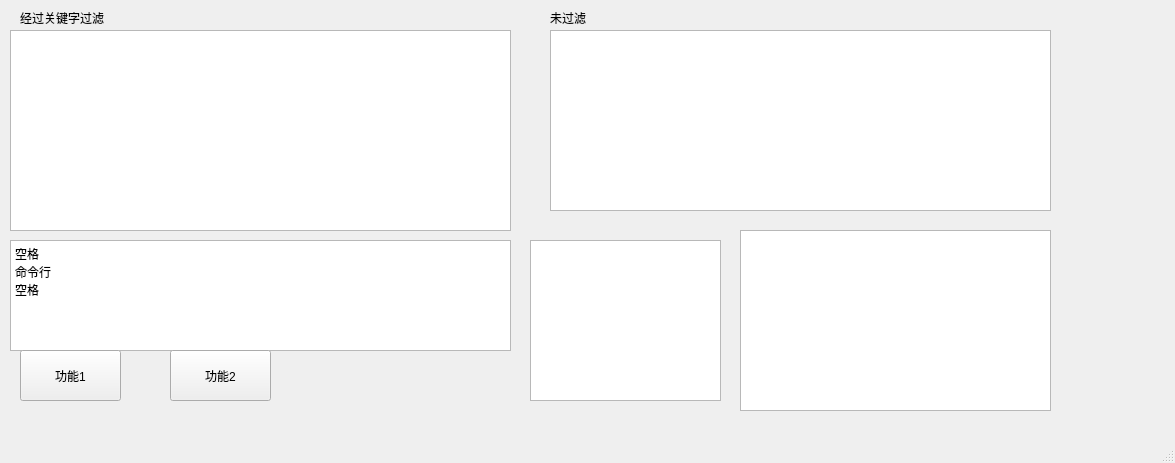
orange2c/easyssh, file easyssh/pagecmd.ui: the form before one commit.
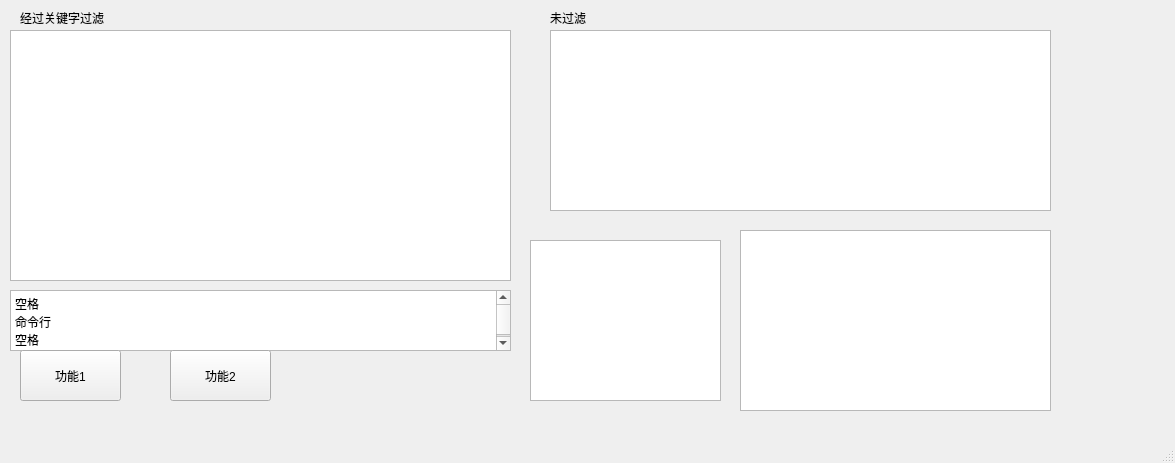
The form after the commit.

Diff of the .ui file:
```diff
--- a/easyssh/pagecmd.ui
+++ b/easyssh/pagecmd.ui
@@ -20,7 +20,7 @@
       <x>10</x>
       <y>30</y>
       <width>501</width>
-      <height>201</height>
+      <height>251</height>
      </rect>
     </property>
     <property name="readOnly">
@@ -57,9 +57,9 @@
     <property name="geometry">
      <rect>
       <x>10</x>
-      <y>240</y>
+      <y>290</y>
       <width>501</width>
-      <height>111</height>
+      <height>61</height>
      </rect>
     </property>
     <property name="html">
```
